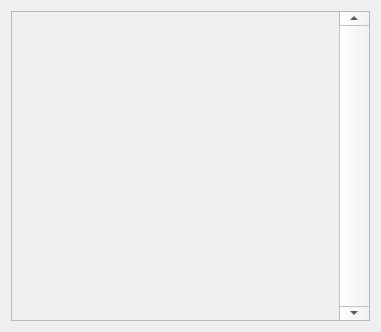
Old version of the form UI/CustomScrollArea.ui in the repository FlamingMoe85/LightInSyncQt.
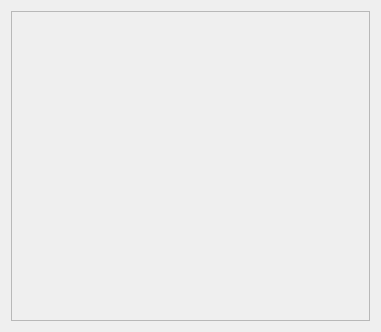
New version of the form.

Patch:
```diff
--- a/UI/CustomScrollArea.ui
+++ b/UI/CustomScrollArea.ui
@@ -35,10 +35,10 @@
 }</string>
        </property>
        <property name="verticalScrollBarPolicy">
-        <enum>Qt::ScrollBarAlwaysOn</enum>
+        <enum>Qt::ScrollBarAsNeeded</enum>
        </property>
        <property name="horizontalScrollBarPolicy">
-        <enum>Qt::ScrollBarAlwaysOff</enum>
+        <enum>Qt::ScrollBarAsNeeded</enum>
        </property>
        <property name="widgetResizable">
         <bool>true</bool>
@@ -48,7 +48,7 @@
          <rect>
           <x>0</x>
           <y>0</y>
-          <width>329</width>
+          <width>359</width>
           <height>310</height>
          </rect>
         </property>
```
